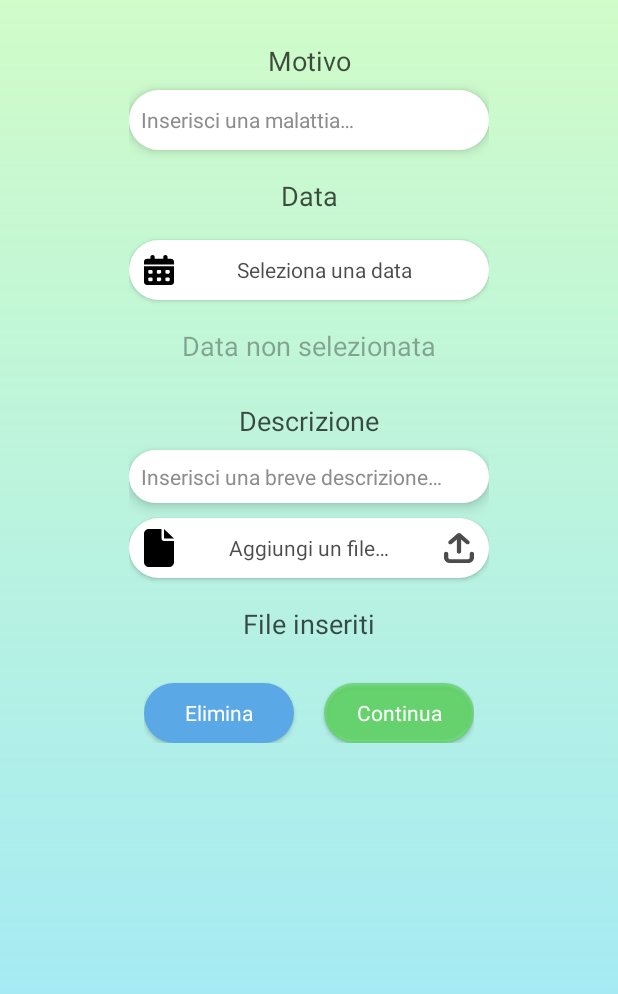
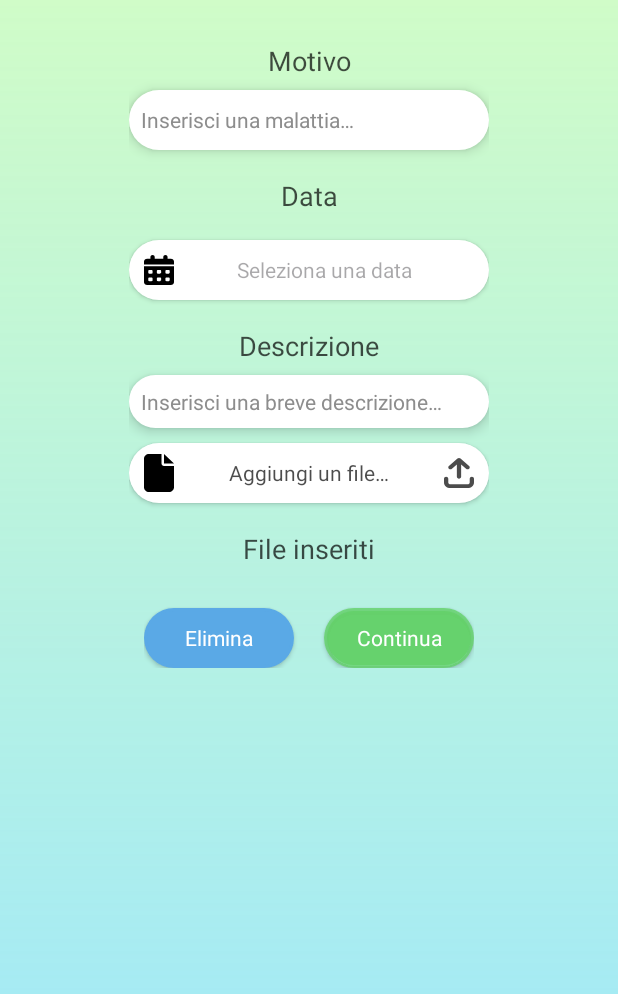
Before and after one commit to Skeitt/DocDoc, an Android app: the FragmentInserisciEvento screen opened directly, with no data from a screen before it, after a tap on "Continua", on a phone screen of 412 x 824 dp. Shown: the top 994 px of the screen. Run offline under Robolectric (Android 15) with nearby library versions, the phone set to English and light mode, and no system bars; our stand-ins replace Firebase (no records; nobody signed in at launch, a user with empty details on screens opened directly), data binding; 2 statements that could not run were skipped.

Commit message:
Correzione data nell'evento

```diff
--- a/app/src/main/java/com/example/docdoc/view/fragment/FragmentInserisciEvento.kt
+++ b/app/src/main/java/com/example/docdoc/view/fragment/FragmentInserisciEvento.kt
@@ -100,7 +100,7 @@ class FragmentInserisciEvento : Fragment() {
 
         DatePickerDialog(requireContext(), { _, selectedYear, selectedMonth, selectedDay ->
             val selectedDate = (selectedYear.toString() + "-" + String.format("%02d", (selectedMonth + 1)) + "-" + selectedDay.toString())
-            binding.editData.text = selectedDate
+            binding.buttonEditData.text = selectedDate
         }, year, month, day).show()
     }
 
--- a/app/src/main/java/com/example/docdoc/viewmodel/EventoViewModel.kt
+++ b/app/src/main/java/com/example/docdoc/viewmodel/EventoViewModel.kt
@@ -116,7 +116,7 @@ class EventoViewModel : ViewModel() {
     /** @brief funzione che controlla se i campi inseriti dall'utente sono vuoti */
     fun checkInput(): Boolean{
         var flag = false
-        if (_event.value?.motivo != null && _event.value?.data != null && _event.value?.descrizione != null)
+        if (_event.value?.motivo != null && _event.value?.motivo!= "" && _event.value?.data != null && _event.value?.descrizione != null && _event.value?.descrizione != "")
             flag = true
         return flag
     }
--- a/app/src/main/res/layout/fragment_inserisci_evento.xml
+++ b/app/src/main/res/layout/fragment_inserisci_evento.xml
@@ -43,18 +43,10 @@
             app:layout_constraintEnd_toEndOf="parent"
             app:layout_constraintStart_toStartOf="parent"
             app:layout_constraintTop_toBottomOf="@id/label_data"
-            android:text="@string/seleziona_data"
+            android:hint="@string/seleziona_data"
+            android:text="@={viewModel.event.data}"
             android:textColor="@color/black70"
             android:drawableStart="@drawable/ic_date" />
-
-        <android.widget.TextView
-            android:id="@+id/edit_data"
-            style="@style/style_Label"
-            android:hint="Data non selezionata"
-            android:text="@={viewModel.event.data}"
-            app:layout_constraintEnd_toEndOf="parent"
-            app:layout_constraintStart_toStartOf="parent"
-            app:layout_constraintTop_toBottomOf="@id/button_editData" />
 
         <android.widget.TextView
             android:id="@+id/label_descrizione"
@@ -62,7 +54,7 @@
             android:text="@string/descrizione"
             app:layout_constraintEnd_toEndOf="parent"
             app:layout_constraintStart_toStartOf="parent"
-            app:layout_constraintTop_toBottomOf="@id/edit_data" />
+            app:layout_constraintTop_toBottomOf="@id/button_editData" />
 
         <android.widget.EditText
             android:id="@+id/edit_descrizione"
```
